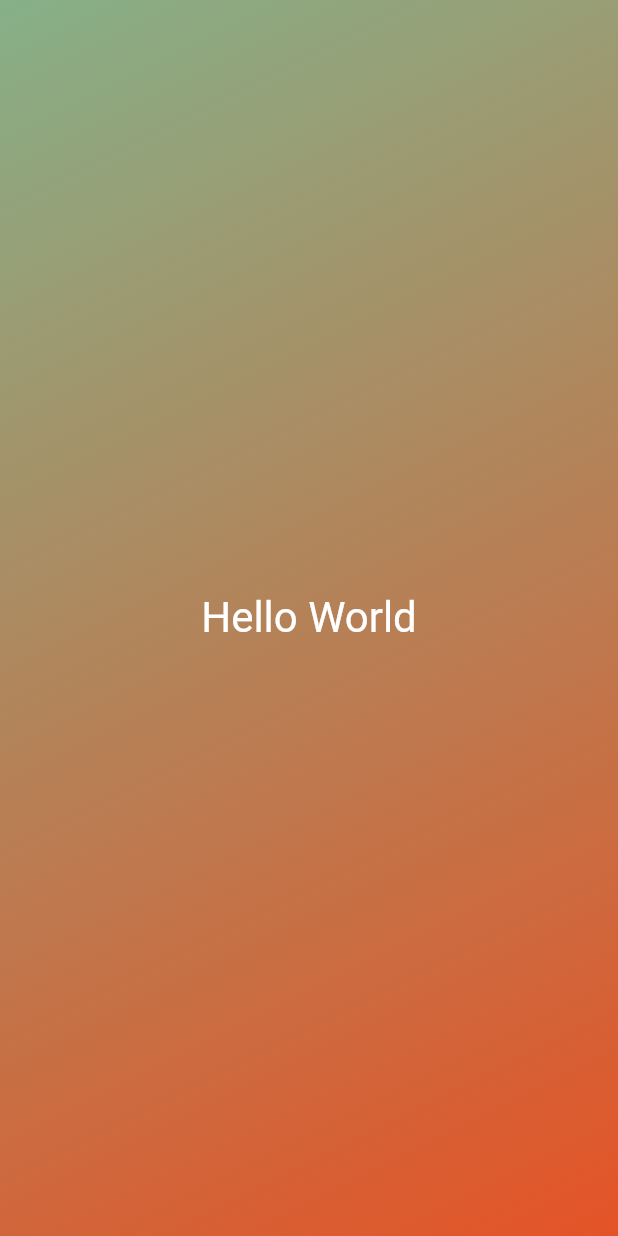
After one commit to kodesh87/flutter_dart_the_complete_guide_2023_edition, a Flutter app: the screen it shows after launch, on a phone screen of 412 x 824 dp. The commit adds this screen. Run offline on Flutter 3.47's test engine with Material 2 defaults, Android fonts, the phone set to English and light mode, and no system bars.

Commit message:
Lesson #37

```diff
--- /dev/null
+++ b/first_app/lib/gradient_container.dart
@@ -0,0 +1,30 @@
+import 'package:flutter/material.dart';
+
+class GradientContainer extends StatelessWidget {
+  const GradientContainer({super.key});
+
+  @override
+  Widget build(BuildContext context) {
+    return Container(
+      decoration: const BoxDecoration(
+        gradient: LinearGradient(
+          colors: [
+            Color.fromARGB(255, 134, 176, 136),
+            Color.fromARGB(255, 228, 83, 39),
+          ],
+          begin: Alignment.topLeft,
+          end: Alignment.bottomRight,
+        ),
+      ),
+      child: const Center(
+        child: Text(
+          "Hello World",
+          style: TextStyle(
+            fontSize: 28,
+            color: Colors.white,
+          ),
+        ),
+      ),
+    );
+  }
+}
```
Also changed, not shown: first_app/lib/main.dart (+3 -22 lines).
